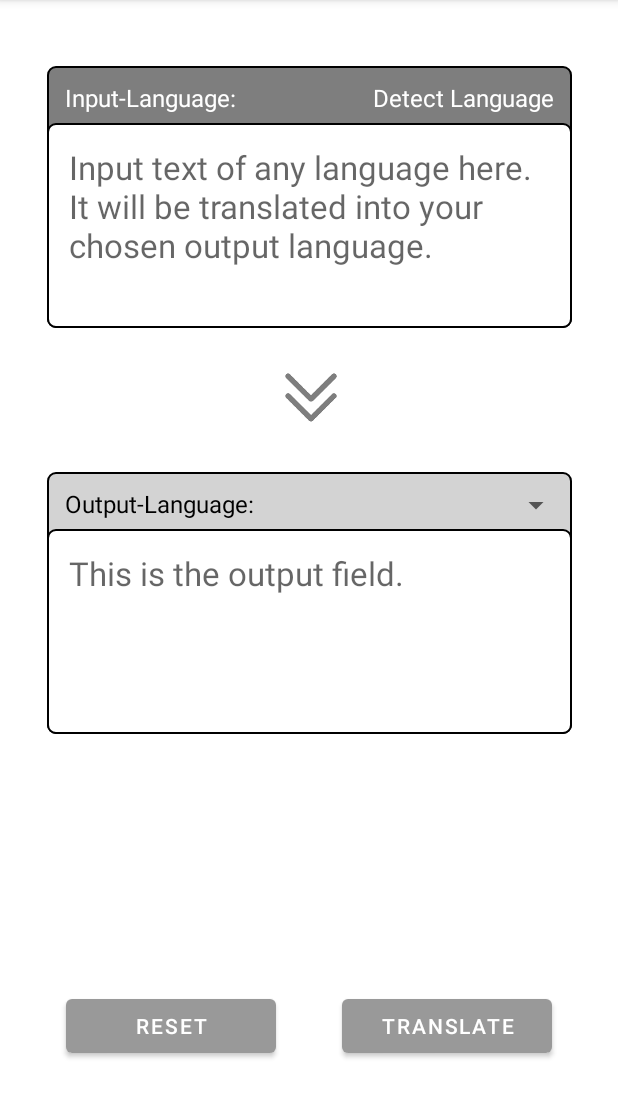
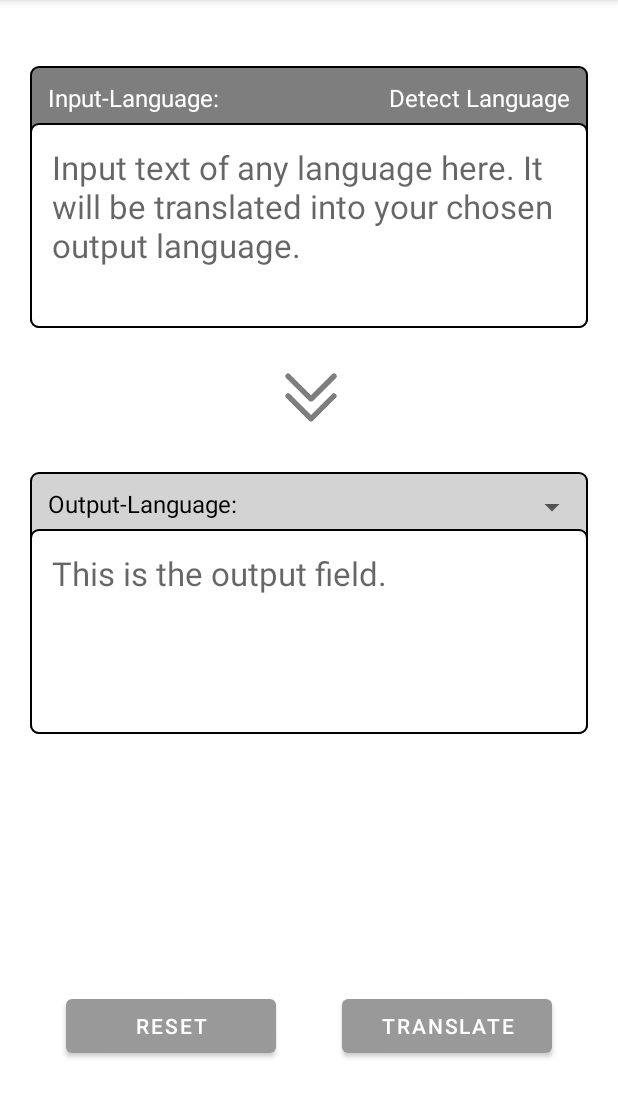
Before and after one commit to jdite/TranslationApplication, an Android app: the screen it shows after launch (MainActivity), on a phone screen of 412 x 824 dp, the part 84-1202 px from its top. Run offline under Robolectric (Android 15) with nearby library versions, the phone set to English and light mode, and no system bars; libraries missing offline, so code that uses them is left out: com.google.mlkit.common, com.google.mlkit.nl; 4 statements that could not run were skipped.

Commit message:
UI changes

```diff
--- a/app/src/main/java/at/ac/tgm/hit/sew7/jdite/translationapplication/DownloadService.java
+++ b/app/src/main/java/at/ac/tgm/hit/sew7/jdite/translationapplication/DownloadService.java
@@ -44,7 +44,8 @@ public class DownloadService extends Service {
     public IBinder onBind(Intent intent) {
         return binder;
     }
-    public void setDownloadInterface(DownloadInterface downloadInterface) {
+
+    public void setDownloadInterface(MainActivity downloadInterface) {
         this.downloadInterface = downloadInterface;
     }
     public void startDownloads() {
--- a/app/src/main/res/layout/activity_main.xml
+++ b/app/src/main/res/layout/activity_main.xml
@@ -8,9 +8,11 @@
 
     <androidx.constraintlayout.widget.ConstraintLayout
         android:id="@+id/input"
-        android:layout_width="350dp"
+        android:layout_width="0dp"
         android:layout_height="wrap_content"
+        android:layout_marginStart="20dp"
         android:layout_marginTop="44dp"
+        android:layout_marginEnd="20dp"
         android:background="@drawable/input_background"
         app:layout_constraintEnd_toEndOf="parent"
         app:layout_constraintHorizontal_bias="0.508"
@@ -42,15 +44,15 @@
 
         <EditText
             android:id="@+id/input_field"
-            android:layout_width="match_parent"
+            android:layout_width="0dp"
             android:layout_height="wrap_content"
             android:layout_marginTop="6dp"
             android:background="@drawable/input_field_background"
             android:gravity="start|top"
             android:hint="Input text of any language here. It will be translated into your chosen output language."
             android:inputType="textMultiLine"
+            android:maxLines="10"
             android:minLines="4"
-            android:maxLines="10"
             android:textSize="22dp"
             app:layout_constraintBottom_toBottomOf="parent"
             app:layout_constraintEnd_toEndOf="parent"
@@ -62,9 +64,11 @@
 
     <androidx.constraintlayout.widget.ConstraintLayout
         android:id="@+id/output"
-        android:layout_width="350dp"
+        android:layout_width="0dp"
         android:layout_height="wrap_content"
         android:layout_marginTop="96dp"
+        android:layout_marginStart="20dp"
+        android:layout_marginEnd="20dp"
         android:background="@drawable/output_background"
         app:layout_constraintEnd_toEndOf="parent"
         app:layout_constraintStart_toStartOf="parent"
@@ -85,7 +89,7 @@
         <Spinner
             android:id="@+id/output_language"
             android:layout_width="156dp"
-            android:layout_height="37dp"
+            android:layout_height="48dp"
             app:layout_constraintBottom_toBottomOf="@+id/output_text"
             app:layout_constraintEnd_toEndOf="parent"
             app:layout_constraintTop_toTopOf="@+id/output_text"
@@ -99,6 +103,7 @@
             android:gravity="start|top"
             android:hint="This is the output field."
             android:minLines="4"
+            android:maxLines="4"
             android:textSize="22dp"
             app:layout_constraintBottom_toBottomOf="parent"
             app:layout_constraintEnd_toEndOf="parent"
```
